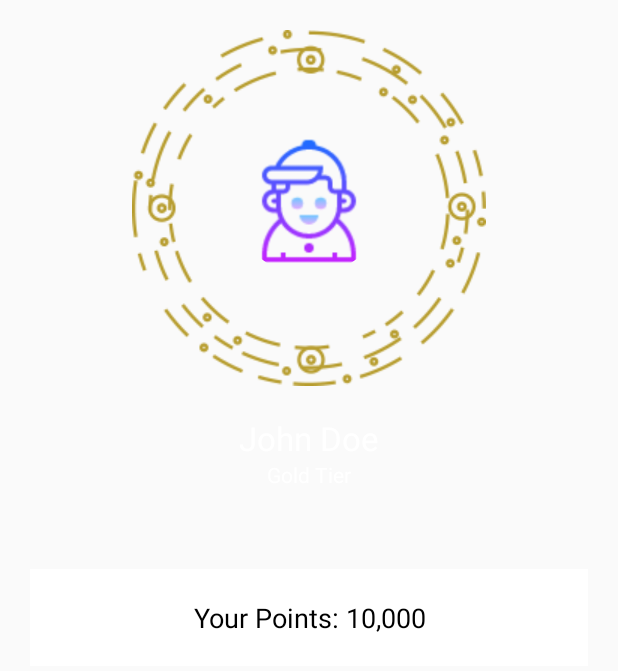
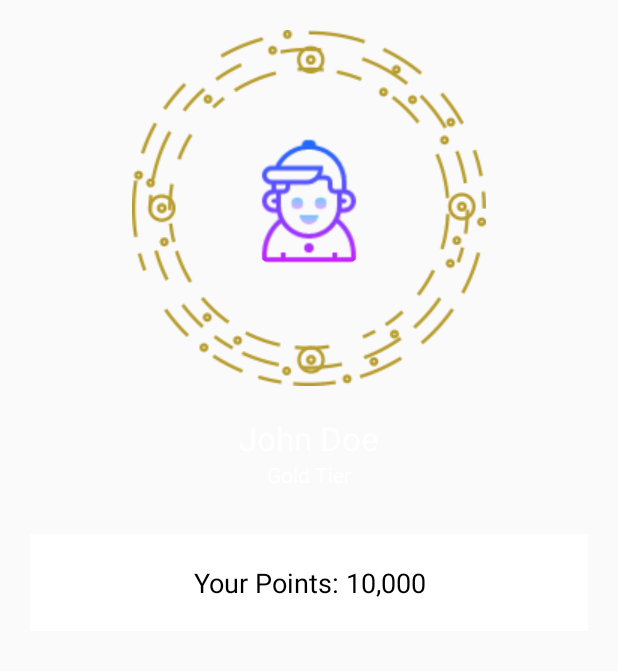
Before and after one commit to 5un/act-android, an Android app: the layout fragment_profile.xml on its own in the app's theme, with its tools: preview values and no code run, on a phone screen of 412 x 824 dp. Shown: the top 671 px of the screen. Run offline under Robolectric (Android 15) with nearby library versions, the phone set to English and light mode, and no system bars.

```diff
--- a/demo/src/main/res/layout/fragment_profile.xml
+++ b/demo/src/main/res/layout/fragment_profile.xml
@@ -67,10 +67,11 @@
         android:layout_alignParentLeft="true"
         android:layout_alignParentRight="true"
         android:layout_alignParentStart="true"
-        android:layout_centerVertical="true"
+        android:layout_below="@id/textView4"
         android:gravity="center_horizontal"
         android:text="Your Points: 10,000"
         android:padding="20dp"
+        android:layout_marginTop="30dp"
         android:layout_marginLeft="20dp"
         android:layout_marginRight="20dp"
         android:background="@android:color/white"
```
Also changed, not shown: demo/src/main/java/com/boringapp/boringapp/ProfileFragment.java (+4 -3 lines).
